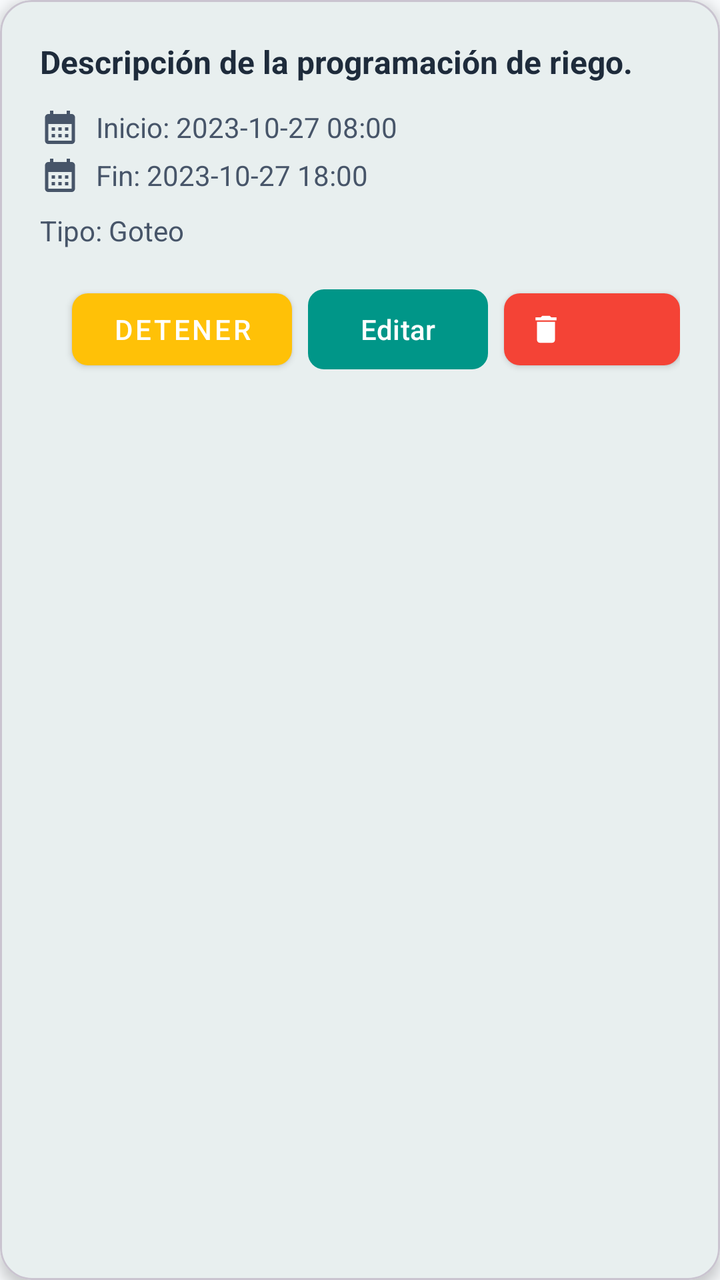
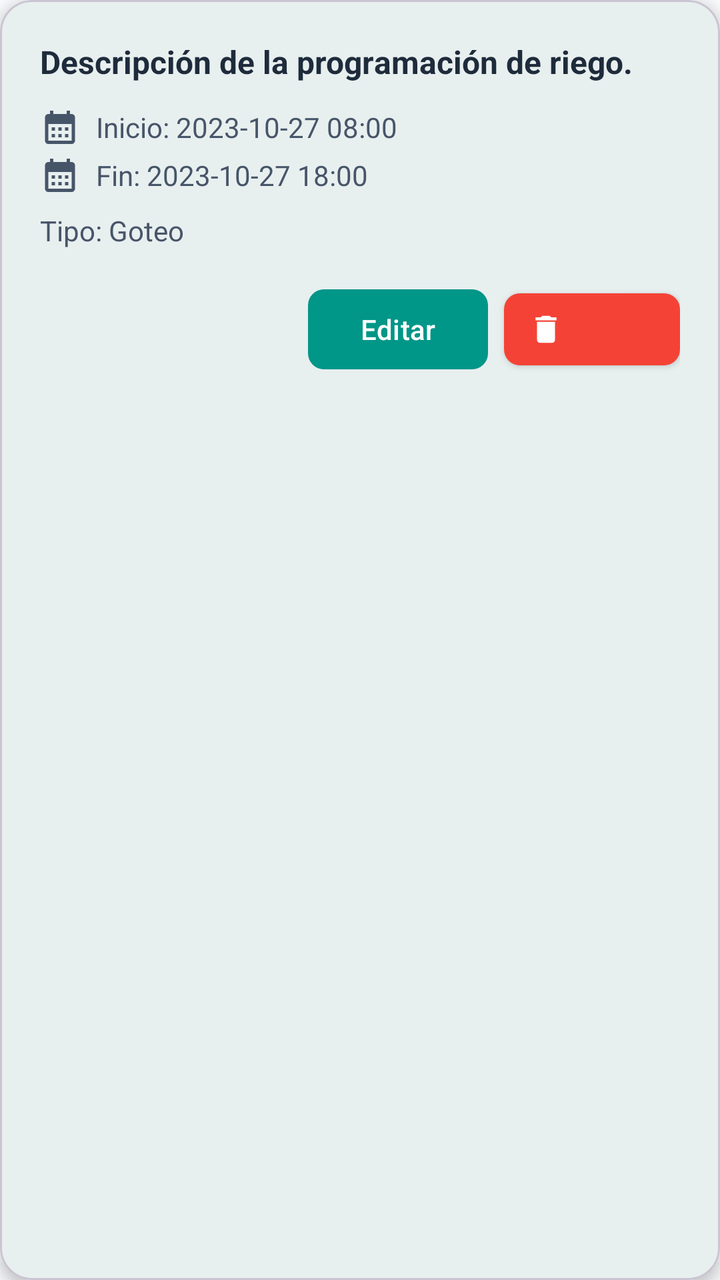

Before-and-after screenshots of an Android layout around one commit, followed by the original layout XML and the change that was made.
<!-- AndroidManifest.xml: application theme Theme.HortitechV1 -->
<!-- res/layout/item_programacion_riego.xml -->
<?xml version="1.0" encoding="utf-8"?>
<com.google.android.material.card.MaterialCardView
    xmlns:android="http://schemas.android.com/apk/res/android"
    xmlns:app="http://schemas.android.com/apk/res-auto"
    android:layout_width="match_parent"
    android:layout_height="wrap_content"
    android:layout_marginStart="8dp"
    android:layout_marginEnd="8dp"
    android:layout_marginTop="8dp"
    android:layout_marginBottom="8dp"
    app:cardCornerRadius="16dp"
    app:cardElevation="4dp"
    app:cardBackgroundColor="@color/colorSurface">

    <LinearLayout
        android:layout_width="match_parent"
        android:layout_height="wrap_content"
        android:orientation="vertical"
        android:padding="20dp">

        <TextView
            android:id="@+id/tvDescripcionProgramacionRiego"
            android:layout_width="match_parent"
            android:layout_height="wrap_content"
            android:text="Descripción de la programación de riego."
            android:textColor="@color/textColorPrimary"
            android:textSize="16sp"
            android:textStyle="bold"/>
        <LinearLayout
            android:layout_width="match_parent"
            android:layout_height="wrap_content"
            android:orientation="horizontal"
            android:gravity="center_vertical"
            android:layout_marginTop="12dp">
            <ImageView
                android:layout_width="20dp"
                android:layout_height="20dp"
                android:src="@drawable/ic_calendar"
                app:tint="@color/textColorSecondary"/>
            <TextView
                android:id="@+id/tvFechaActivacionRiego"
                android:layout_width="wrap_content"
                android:layout_height="wrap_content"
                android:layout_marginStart="8dp"
                android:text="Inicio: 2023-10-27 08:00"
                android:textColor="@color/textColorSecondary"
                android:textSize="14sp" />
        </LinearLayout>
        <LinearLayout
            android:layout_width="match_parent"
            android:layout_height="wrap_content"
            android:orientation="horizontal"
            android:gravity="center_vertical"
            android:layout_marginTop="4dp">
            <ImageView
                android:layout_width="20dp"
                android:layout_height="20dp"
                android:src="@drawable/ic_calendar"
                app:tint="@color/textColorSecondary"/>
            <TextView
                android:id="@+id/tvFechaDesactivacionRiego"
                android:layout_width="wrap_content"
                android:layout_height="wrap_content"
                android:layout_marginStart="8dp"
                android:text="Fin: 2023-10-27 18:00"
                android:textColor="@color/textColorSecondary"
                android:textSize="14sp" />
        </LinearLayout>
        <TextView
            android:id="@+id/tvTipoRiegoProgramacionRiego"
            android:layout_width="wrap_content"
            android:layout_height="wrap_content"
            android:layout_marginTop="8dp"
            android:text="Tipo: Goteo"
            android:textColor="@color/textColorSecondary"
            android:textSize="14sp" />


        <LinearLayout
            android:layout_width="match_parent"
            android:layout_height="wrap_content"
            android:orientation="horizontal"
            android:layout_marginTop="16dp"
            android:gravity="end|center_vertical">

            <com.google.android.material.button.MaterialButton
                android:id="@+id/btnReanudarRiego"
                style="@style/Widget.MaterialComponents.Button"
                android:layout_width="wrap_content"
                android:layout_height="wrap_content"
                android:minWidth="110dp"
                android:text="Reanudar"
                android:visibility="gone"
                android:layout_marginEnd="8dp"
                app:backgroundTint="@color/verde_reanudar"
                app:cornerRadius="8dp" />

            <com.google.android.material.button.MaterialButton
                android:id="@+id/btnDetenerRiego"
                style="@style/Widget.MaterialComponents.Button"
                android:layout_width="wrap_content"
                android:layout_height="wrap_content"
                android:minWidth="110dp"
                android:text="Detener"
                android:layout_marginEnd="8dp"
                app:backgroundTint="@color/amarillo_detener"
                app:cornerRadius="8dp" />

            <com.google.android.material.button.MaterialButton
                android:id="@+id/btnEditarRiego"
                android:layout_width="wrap_content"
                android:layout_height="wrap_content"
                android:minWidth="90dp"
                android:text="Editar"
                android:layout_marginEnd="8dp"
                app:backgroundTint="@color/azul_editar"
                app:cornerRadius="8dp" />

            <com.google.android.material.button.MaterialButton
                android:id="@+id/btnEliminarRiego"
                style="@style/Widget.MaterialComponents.Button.Icon"
                android:layout_width="wrap_content"
                android:layout_height="wrap_content"
                app:backgroundTint="@color/rojo_eliminar"
                app:icon="@drawable/ic_delete"
                app:iconTint="@color/white"
                app:cornerRadius="8dp"/>

        </LinearLayout>
    </LinearLayout>
</com.google.android.material.card.MaterialCardView>
<!-- resources referenced by this layout -->
<resources>
  <color name="amarillo_detener">#FFC107</color>
  <color name="azul_editar">#009688</color>
  <color name="colorSurface">#FFFFFF</color>
  <color name="rojo_eliminar">#F44336</color>
  <color name="textColorPrimary">#1E2B3B</color>
  <color name="textColorSecondary">#475569</color>
  <color name="verde_reanudar">#4CAF50</color>
  <color name="white">#FFFFFFFF</color>
  <!-- drawable ic_calendar (drawable) -->
  <vector xmlns:android="http://schemas.android.com/apk/res/android" android:height="24dp" android:tint="#000000" android:viewportHeight="24" android:viewportWidth="24" android:width="24dp">
        
      <path android:fillColor="@android:color/white" android:pathData="M19,4h-1V2h-2v2H8V2H6v2H5C3.89,4 3.01,4.9 3.01,6L3,20c0,1.1 0.89,2 2,2h14c1.1,0 2,-0.9 2,-2V6C21,4.9 20.1,4 19,4zM19,20H5V10h14V20zM9,14H7v-2h2V14zM13,14h-2v-2h2V14zM17,14h-2v-2h2V14zM9,18H7v-2h2V18zM13,18h-2v-2h2V18zM17,18h-2v-2h2V18z"/>
      
  </vector>
  <!-- drawable ic_delete (drawable) -->
  <vector xmlns:android="http://schemas.android.com/apk/res/android" android:height="24dp" android:viewportHeight="24" android:viewportWidth="24" android:width="24dp">
      <path android:fillColor="@color/black" android:pathData="M6,19c0,1.1 0.9,2 2,2h8c1.1,0 2,-0.9 2,-2V7H6v12zM19,4h-3.5l-1,-1h-5l-1,1H5v2h14V4z"/>
  </vector>
  <style name="Theme.HortitechV1" parent="Base.Theme.HortitechV1" />
  <color name="black">#FF000000</color>
  <style name="Base.Theme.HortitechV1" parent="Theme.Material3.DayNight.NoActionBar">
          <item name="colorPrimary">@color/colorAccent</item>
          <item name="colorPrimaryVariant">@color/colorAccent</item>
          <item name="colorOnPrimary">@color/white</item>
  
          <item name="colorSecondary">@color/colorAccentBackground</item>
          <item name="colorOnSecondary">@color/textColorPrimary</item>
  
          <item name="android:statusBarColor">@color/colorBackground</item>
  
          <item name="android:windowLightStatusBar" tools:targetApi="m">true</item>
  
          <item name="android:windowBackground">@color/colorBackground</item>
          <item name="colorSurface">@color/colorSurface</item>
          <item name="colorOnSurface">@color/textColorPrimary</item>
          <item name="colorError">@color/colorError</item>
          <item name="colorOnError">@color/white</item>
      </style>
  <color name="colorAccent">#115E59</color>
  <color name="colorAccentBackground">#CCFBF1</color>
  <color name="colorBackground">#F8FAFC</color>
  <color name="colorError">#DC2626</color>
</resources>

<!-- the commit's change to res/layout/item_programacion_riego.xml (unified diff, before → after) -->
@@ -84,29 +84,6 @@
             android:gravity="end|center_vertical">
 
             <com.google.android.material.button.MaterialButton
-                android:id="@+id/btnReanudarRiego"
-                style="@style/Widget.MaterialComponents.Button"
-                android:layout_width="wrap_content"
-                android:layout_height="wrap_content"
-                android:minWidth="110dp"
-                android:text="Reanudar"
-                android:visibility="gone"
-                android:layout_marginEnd="8dp"
-                app:backgroundTint="@color/verde_reanudar"
-                app:cornerRadius="8dp" />
-
-            <com.google.android.material.button.MaterialButton
-                android:id="@+id/btnDetenerRiego"
-                style="@style/Widget.MaterialComponents.Button"
-                android:layout_width="wrap_content"
-                android:layout_height="wrap_content"
-                android:minWidth="110dp"
-                android:text="Detener"
-                android:layout_marginEnd="8dp"
-                app:backgroundTint="@color/amarillo_detener"
-                app:cornerRadius="8dp" />
-
-            <com.google.android.material.button.MaterialButton
                 android:id="@+id/btnEditarRiego"
                 android:layout_width="wrap_content"
                 android:layout_height="wrap_content"
<!-- resource entries referenced after the edit -->
@@ -1,12 +1,10 @@
 <!-- resources referenced by this layout -->
 <resources>
-  <color name="amarillo_detener">#FFC107</color>
   <color name="azul_editar">#009688</color>
   <color name="colorSurface">#FFFFFF</color>
   <color name="rojo_eliminar">#F44336</color>
   <color name="textColorPrimary">#1E2B3B</color>
   <color name="textColorSecondary">#475569</color>
-  <color name="verde_reanudar">#4CAF50</color>
   <color name="white">#FFFFFFFF</color>
   <!-- drawable ic_calendar (drawable) -->
   <vector xmlns:android="http://schemas.android.com/apk/res/android" android:height="24dp" android:tint="#000000" android:viewportHeight="24" android:viewportWidth="24" android:width="24dp">
